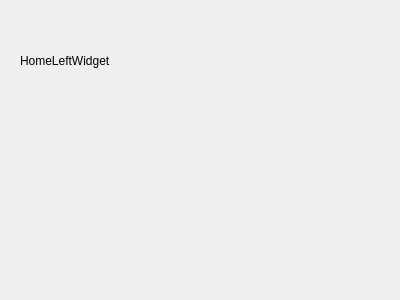
liliangCS/lichat, file homeleftwidget.ui: the form before one commit.
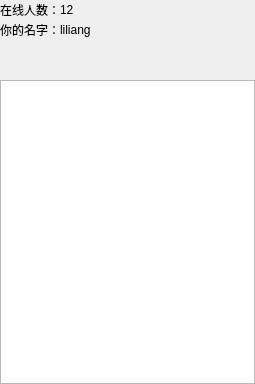
The form after the commit.

Commit message: fixed: 首页布局优化

```diff
--- a/homeleftwidget.ui
+++ b/homeleftwidget.ui
@@ -6,26 +6,129 @@
    <rect>
     <x>0</x>
     <y>0</y>
-    <width>400</width>
-    <height>300</height>
+    <width>255</width>
+    <height>384</height>
    </rect>
   </property>
   <property name="windowTitle">
    <string>Form</string>
   </property>
-  <widget class="QLabel" name="label">
-   <property name="geometry">
-    <rect>
-     <x>20</x>
-     <y>10</y>
-     <width>141</width>
-     <height>101</height>
-    </rect>
+  <layout class="QVBoxLayout" name="verticalLayout_2" stretch="0,0,1">
+   <property name="spacing">
+    <number>0</number>
    </property>
-   <property name="text">
-    <string>HomeLeftWidget</string>
+   <property name="leftMargin">
+    <number>0</number>
    </property>
-  </widget>
+   <property name="topMargin">
+    <number>0</number>
+   </property>
+   <property name="rightMargin">
+    <number>0</number>
+   </property>
+   <property name="bottomMargin">
+    <number>0</number>
+   </property>
+   <item>
+    <widget class="QWidget" name="widget" native="true">
+     <layout class="QVBoxLayout" name="verticalLayout">
+      <property name="spacing">
+       <number>0</number>
+      </property>
+      <property name="leftMargin">
+       <number>0</number>
+      </property>
+      <property name="topMargin">
+       <number>0</number>
+      </property>
+      <property name="rightMargin">
+       <number>0</number>
+      </property>
+      <property name="bottomMargin">
+       <number>0</number>
+      </property>
+      <item>
+       <layout class="QHBoxLayout" name="horizontalLayout_2">
+        <item>
+         <widget class="QLabel" name="label_3">
+          <property name="text">
+           <string>在线人数：</string>
+          </property>
+         </widget>
+        </item>
+        <item>
+         <widget class="QLabel" name="label_4">
+          <property name="text">
+           <string>12</string>
+          </property>
+         </widget>
+        </item>
+        <item>
+         <spacer name="horizontalSpacer">
+          <property name="orientation">
+           <enum>Qt::Horizontal</enum>
+          </property>
+          <property name="sizeHint" stdset="0">
+           <size>
+            <width>40</width>
+            <height>20</height>
+           </size>
+          </property>
+         </spacer>
+        </item>
+       </layout>
+      </item>
+      <item>
+       <layout class="QHBoxLayout" name="horizontalLayout">
+        <item>
+         <widget class="QLabel" name="label">
+          <property name="text">
+           <string>你的名字：</string>
+          </property>
+         </widget>
+        </item>
+        <item>
+         <widget class="QLabel" name="label_2">
+          <property name="text">
+           <string>liliang</string>
+          </property>
+         </widget>
+        </item>
+        <item>
+         <spacer name="horizontalSpacer_2">
+          <property name="orientation">
+           <enum>Qt::Horizontal</enum>
+          </property>
+          <property name="sizeHint" stdset="0">
+           <size>
+            <width>40</width>
+            <height>20</height>
+           </size>
+          </property>
+         </spacer>
+        </item>
+       </layout>
+      </item>
+     </layout>
+    </widget>
+   </item>
+   <item>
+    <spacer name="verticalSpacer">
+     <property name="orientation">
+      <enum>Qt::Vertical</enum>
+     </property>
+     <property name="sizeHint" stdset="0">
+      <size>
+       <width>20</width>
+       <height>40</height>
+      </size>
+     </property>
+    </spacer>
+   </item>
+   <item>
+    <widget class="QTextEdit" name="textEdit"/>
+   </item>
+  </layout>
  </widget>
  <resources/>
  <connections/>
```
The commit also changes 4 other files.
